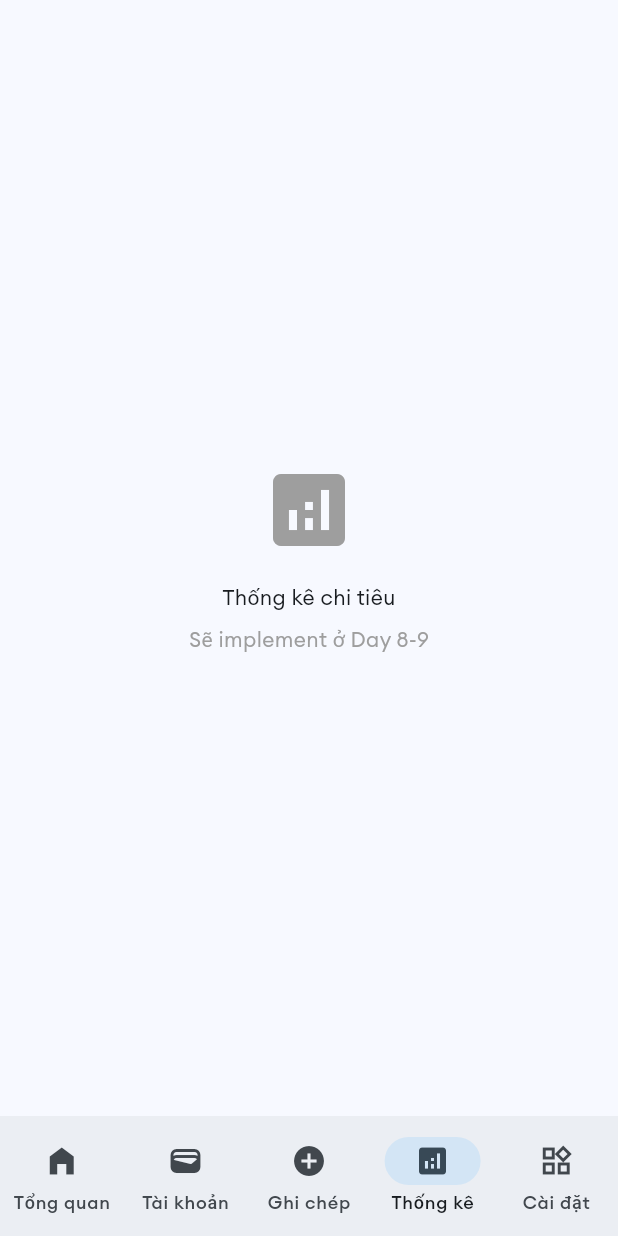
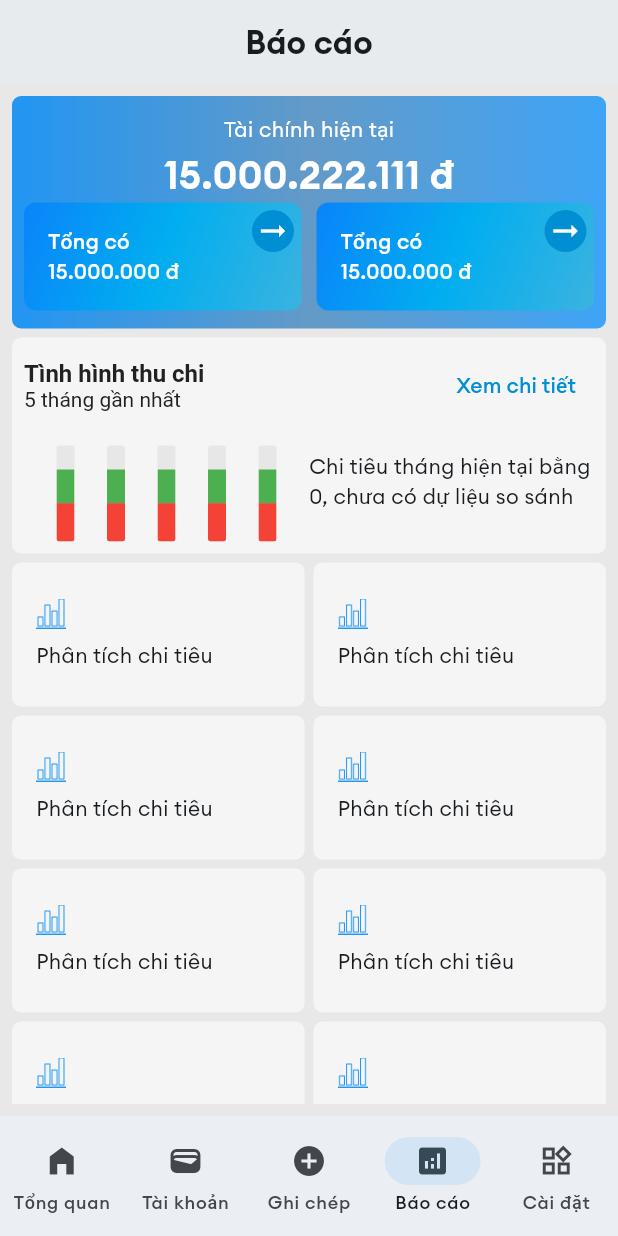
Before and after one commit to anhtuspham/MOSA, a Flutter app: the StatsShellScreen screen opened by its route, on a phone screen of 412 x 824 dp. Run offline on Flutter 3.47's test engine with Material 3 defaults, Android fonts, the phone set to English and light mode, and no system bars; drawn by our look-alikes of fl_chart; our stand-ins replace flutter_screenutil, go_router, percent_indicator, sqflite; accounts and stored records are empty.

Commit message:
feat: add stats screen

```diff
--- a/lib/router/app_router.dart
+++ b/lib/router/app_router.dart
@@ -5,7 +5,7 @@ import 'package:mosa/screens/category/category_screen.dart';
 import 'package:mosa/screens/login/login_screen.dart';
 import 'package:mosa/screens/setting/setting_screen.dart';
 import 'package:mosa/screens/shell_scaffold/shell_scaffold_screen.dart';
-import 'package:mosa/screens/stats/stats_screen.dart';
+import 'package:mosa/screens/stats/screen/stats_screen.dart';
 import 'package:mosa/screens/transaction/add_transaction_screen.dart';
 import 'package:mosa/screens/wallet/wallet_screen.dart';
 
--- a/lib/screens/category/category_screen.dart
+++ b/lib/screens/category/category_screen.dart
@@ -12,7 +12,6 @@ class CategoryScreen extends StatefulWidget {
 }
 
 class _CategoryScreenState extends State<CategoryScreen> {
-
   @override
   Widget build(BuildContext context) {
     return TabBarScaffold(
@@ -23,31 +22,15 @@ class _CategoryScreenState extends State<CategoryScreen> {
         },
         icon: const Icon(Icons.arrow_back),
       ),
-      actions: const [
-        Icon(Icons.edit_note_sharp),
-        SizedBox(width: 12),
-        Icon(Icons.filter_list),
-      ],
+      actions: const [Icon(Icons.edit_note_sharp), SizedBox(width: 12), Icon(Icons.filter_list)],
       appBarBackgroundColor: AppColors.background,
-      tabs: const [
-        Tab(child: Text('Chi tiền')),
-        Tab(child: Text('Thu tiền')),
-        Tab(child: Text('Vay nợ')),
-      ],
-      body: TabBarView(
-        children: [
-          _buildCategoryTab('Chi tiền'),
-          _buildCategoryTab('Thu tiền'),
-          _buildCategoryTab('Vay nợ'),
-        ],
-      ),
+      tabs: const [Tab(child: Text('Chi tiền')), Tab(child: Text('Thu tiền')), Tab(child: Text('Vay nợ'))],
+      children: [_buildCategoryTab('Chi tiền'), _buildCategoryTab('Thu tiền'), _buildCategoryTab('Vay nợ')],
     );
   }
 
   /// Build category content for each tab
   Widget _buildCategoryTab(String tabTitle) {
-    return Center(
-      child: Text(tabTitle),
-    );
+    return Center(child: Text(tabTitle));
   }
 }
--- a/lib/screens/shell_scaffold/shell_scaffold_screen.dart
+++ b/lib/screens/shell_scaffold/shell_scaffold_screen.dart
@@ -56,7 +56,7 @@ class _ShellScaffoldScreenState extends State<ShellScaffoldScreen> {
           NavigationDestination(icon: Icon(Icons.home_filled), label: 'Tổng quan'),
           NavigationDestination(icon: Icon(Icons.wallet), label: 'Tài khoản'),
           NavigationDestination(icon: Icon(Icons.add_circle_outlined), label: 'Ghi chép'),
-          NavigationDestination(icon: Icon(Icons.analytics), label: 'Thống kê'),
+          NavigationDestination(icon: Icon(Icons.analytics), label: 'Báo cáo'),
           NavigationDestination(icon: Icon(Icons.widgets_outlined), label: 'Cài đặt'),
         ],
       ),
--- /dev/null
+++ b/lib/screens/stats/screen/stats_screen.dart
@@ -0,0 +1,109 @@
+import 'package:fl_chart/fl_chart.dart';
+import 'package:flutter/material.dart';
+import 'package:mosa/screens/stats/widgets/latest_month_statistic_widget.dart';
+import 'package:mosa/screens/stats/widgets/operation_grid_item_widget.dart';
+import 'package:mosa/utils/app_colors.dart';
+import 'package:mosa/utils/app_icons.dart';
+import 'package:mosa/widgets/stat_card.dart';
+
+class StatsShellScreen extends StatelessWidget {
+  const StatsShellScreen({super.key});
+
+  @override
+  Widget build(BuildContext context) {
+    return Scaffold(
+      appBar: AppBar(
+        title: Text('Báo cáo', style: TextStyle(fontWeight: FontWeight.w600)),
+        backgroundColor: AppColors.background,
+        centerTitle: true,
+        elevation: 2,
+      ),
+      body: Container(
+        padding: const EdgeInsets.all(8.0),
+        decoration: BoxDecoration(color: AppColors.secondaryBackground),
+        child: SingleChildScrollView(
+          child: Column(
+            children: [
+              Container(
+                padding: const EdgeInsets.symmetric(horizontal: 8, vertical: 12),
+                decoration: BoxDecoration(
+                  borderRadius: BorderRadius.circular(6),
+                  gradient: LinearGradient(
+                    colors: [AppColors.primary, AppColors.fourth, AppColors.third],
+                    begin: Alignment.centerLeft,
+                  ),
+                ),
+                child: Column(
+                  crossAxisAlignment: CrossAxisAlignment.center,
+                  children: [
+                    Text('Tài chính hiện tại', style: TextStyle(color: AppColors.textWhite)),
+                    const SizedBox(height: 2),
+                    Text(
+                      '15.000.222.111 đ',
+                      style: TextStyle(color: AppColors.textWhite, fontWeight: FontWeight.w600, fontSize: 26),
+                    ),
+                    Row(
+                      mainAxisAlignment: MainAxisAlignment.spaceAround,
+                      children: [Expanded(child: StatCard()), const SizedBox(width: 10), Expanded(child: StatCard())],
+                    ),
+                  ],
+                ),
+              ),
+              const SizedBox(height: 6),
+              // Latest statistic month widget
+              LatestMonthStatisticWidget(),
+              const SizedBox(height: 6),
+              Row(
+                children: [
+                  Expanded(
+                    child: OperationGridItemWidget(iconPath: AppIcons.statisticIcon, title: 'Phân tích chi tiêu'),
+                  ),
+                  const SizedBox(width: 6),
+                  Expanded(
+                    child: OperationGridItemWidget(iconPath: AppIcons.statisticIcon, title: 'Phân tích chi tiêu'),
+                  ),
+                ],
+              ),
+              const SizedBox(height: 6),
+              Row(
+                children: [
+                  Expanded(
+                    child: OperationGridItemWidget(iconPath: AppIcons.statisticIcon, title: 'Phân tích chi tiêu'),
+                  ),
+                  const SizedBox(width: 6),
+                  Expanded(
+                    child: OperationGridItemWidget(iconPath: AppIcons.statisticIcon, title: 'Phân tích chi tiêu'),
+                  ),
+                ],
+              ),
+              const SizedBox(height: 6),
+              Row(
+                children: [
+                  Expanded(
+                    child: OperationGridItemWidget(iconPath: AppIcons.statisticIcon, title: 'Phân tích chi tiêu'),
+                  ),
+                  const SizedBox(width: 6),
+                  Expanded(
+                    child: OperationGridItemWidget(iconPath: AppIcons.statisticIcon, title: 'Phân tích chi tiêu'),
+                  ),
+                ],
+              ),
+              const SizedBox(height: 6),
+              Row(
+                children: [
+                  Expanded(
+                    child: OperationGridItemWidget(iconPath: AppIcons.statisticIcon, title: 'Phân tích chi tiêu'),
+                  ),
+                  const SizedBox(width: 6),
+                  Expanded(
+                    child: OperationGridItemWidget(iconPath: AppIcons.statisticIcon, title: 'Phân tích chi tiêu'),
+                  ),
+                ],
+              ),
+            ],
+          ),
+        ),
+      ),
+    );
+  }
+}
--- a/lib/screens/stats/stats_screen.dart
+++ /dev/null
@@ -1,21 +0,0 @@
-import 'package:flutter/material.dart';
-
-class StatsShellScreen extends StatelessWidget {
-  const StatsShellScreen({super.key});
-
-  @override
-  Widget build(BuildContext context) {
-    return Center(
-      child: Column(
-        mainAxisAlignment: MainAxisAlignment.center,
-        children: const [
-          Icon(Icons.analytics, size: 64, color: Colors.grey),
-          SizedBox(height: 16),
-          Text('Thống kê chi tiêu'),
-          SizedBox(height: 8),
-          Text('Sẽ implement ở Day 8-9', style: TextStyle(color: Colors.grey)),
-        ],
-      ),
-    );
-  }
-}
--- /dev/null
+++ b/lib/screens/stats/widgets/latest_month_statistic_widget.dart
@@ -0,0 +1,86 @@
+import 'package:fl_chart/fl_chart.dart';
+import 'package:flutter/material.dart';
+import 'package:mosa/utils/app_colors.dart';
+
+class LatestMonthStatisticWidget extends StatefulWidget {
+  const LatestMonthStatisticWidget({super.key});
+
+  @override
+  State<LatestMonthStatisticWidget> createState() => _LatestMonthStatisticWidgetState();
+}
+
+class _LatestMonthStatisticWidgetState extends State<LatestMonthStatisticWidget> {
+  @override
+  Widget build(BuildContext context) {
+    return Container(
+      padding: const EdgeInsets.all(8),
+      decoration: BoxDecoration(color: AppColors.background, borderRadius: BorderRadius.circular(6)),
+      child: InkWell(
+        onTap: () {},
+        child: Column(
+          children: [
+            Row(
+              mainAxisAlignment: MainAxisAlignment.spaceBetween,
+              children: [
+                RichText(
+                  text: TextSpan(
+                    text: 'Tình hình thu chi\n',
+                    style: TextStyle(fontWeight: FontWeight.bold, color: AppColors.textPrimary, fontSize: 16),
+                    children: [
+                      TextSpan(
+                        text: '5 tháng gần nhất',
+                        style: TextStyle(fontWeight: FontWeight.w400, color: AppColors.textPrimary, fontSize: 14),
+                      ),
+                    ],
+                  ),
+                ),
+                TextButton(
+                  onPressed: null,
+                  child: Text('Xem chi tiết', style: TextStyle(color: AppColors.buttonPrimary)),
+                ),
+              ],
+            ),
+            Row(
+              children: [
+                Expanded(
+                  child: SizedBox(
+                    height: 80,
+                    // width: 200,
+                    child: BarChart(
+                      BarChartData(
+                        alignment: BarChartAlignment.spaceEvenly,
+                        // groupsSpace: 15,
+                        barGroups: List.generate(5, (index) {
+                          return BarChartGroupData(
+                            x: 0,
+                            barRods: [
+                              BarChartRodData(
+                                toY: 20,
+                                color: AppColors.firstBackGroundColor,
+                                rodStackItems: [
+                                  BarChartRodStackItem(0, 8, AppColors.expense),
+                                  BarChartRodStackItem(8, 15, AppColors.income),
+                                ],
+                                width: 12,
+                                borderRadius: BorderRadius.circular(2),
+                              ),
+                            ],
+                          );
+                        }),
+                        maxY: 25,
+                        gridData: const FlGridData(show: false),
+                        borderData: FlBorderData(show: false),
+                        titlesData: const FlTitlesData(show: false),
+                      ),
+                    ),
+                  ),
+                ),
+                Expanded(child: Text('Chi tiêu tháng hiện tại bằng 0, chưa có dự liệu so sánh')),
+              ],
+            ),
+          ],
+        ),
+      ),
+    );
+  }
+}
--- /dev/null
+++ b/lib/screens/stats/widgets/operation_grid_item_widget.dart
@@ -0,0 +1,30 @@
+import 'package:flutter/material.dart';
+import 'package:mosa/utils/app_colors.dart';
+
+class OperationGridItemWidget extends StatefulWidget {
+  final String iconPath;
+  final String title;
+  const OperationGridItemWidget({super.key, required this.iconPath, required this.title});
+
+  @override
+  State<OperationGridItemWidget> createState() => _OperationGridItemWidgetState();
+}
+
+class _OperationGridItemWidgetState extends State<OperationGridItemWidget> {
+  @override
+  Widget build(BuildContext context) {
+    return Container(
+      constraints: BoxConstraints(maxWidth: double.infinity),
+      decoration: BoxDecoration(color: AppColors.background, borderRadius: BorderRadius.circular(6)),
+      padding: const EdgeInsets.symmetric(horizontal: 16, vertical: 24),
+      child: Column(
+        crossAxisAlignment: CrossAxisAlignment.start,
+        children: [
+          Image.asset(widget.iconPath, width: 20, color: AppColors.primary),
+          const SizedBox(height: 8),
+          Text(widget.title),
+        ],
+      ),
+    );
+  }
+}
--- a/lib/screens/transaction/add_transaction_screen.dart
+++ b/lib/screens/transaction/add_transaction_screen.dart
@@ -65,7 +65,6 @@ class _AddTransactionScreenState extends State<AddTransactionScreen> {
                   if (value != null) {
                     setState(() {
                       _selectedType.value = value;
-                      print('Selected: $value');
                     });
                   }
                 },
--- a/lib/screens/wallet/wallet_screen.dart
+++ b/lib/screens/wallet/wallet_screen.dart
@@ -10,12 +10,10 @@ class WalletShellScreen extends StatelessWidget {
   Widget build(BuildContext context) {
     return TabBarScaffold(
       title: const Text('Tài khoản', style: TextStyle(fontWeight: FontWeight.w500)),
-      actions: const [Icon(Icons.search), SizedBox(width: 10), Icon(Icons.filter)],
+      actions: const [Icon(Icons.search), SizedBox(width: 10), Icon(Icons.sort_rounded)],
       tabs: const [Tab(text: 'Tài khoản'), Tab(text: 'Sổ tiết kiệm'), Tab(text: 'Tích lũy')],
       appBarBackgroundColor: AppColors.background,
-      body: TabBarView(
-        children: [_buildWalletTab('Tài khoản'), _buildWalletTab('Sổ tiết kiệm'), _buildWalletTab('Tích lũy')],
-      ),
+      children: [_buildWalletTab('Tài khoản'), _buildWalletTab('Sổ tiết kiệm'), _buildWalletTab('Tích lũy')],
     );
   }
 
--- a/lib/utils/app_colors.dart
+++ b/lib/utils/app_colors.dart
@@ -4,12 +4,26 @@ class AppColors {
   // Primary App Colors
   static const Color primary = Color(0xFF2196F3);
   static const Color secondary = Color(0xFF03DAC6);
+  static const Color third = Color.fromARGB(255, 62, 164, 247);
+  static const Color fourth = Color.fromARGB(255, 99, 154, 199);
   static const Color background = Color(0xFFF5F5F5);
   static const Color primaryBackground = Color.fromARGB(255, 223, 240, 253);
   static const Color surface = Color(0xFFFFFFFF);
+  static const Color secondaryBackground = Color.fromARGB(255, 233, 232, 232);
+
+  static const Color primaryBlue = Color(0xFF0a84fa);
+  static const Color secondBlue = Color(0xFF0a83fa);
+  static const Color thirdBlue = Color(0xFF01aef0);
+  static const Color fourthBlue = Color(0xFF50defa);
+  static const Color fifthBlue = Color(0xFF3d90fd);
+  static const Color sixthBlue = Color.fromARGB(255, 59, 179, 223);
+
+  // background colors
+  static const Color firstBackGroundColor = Color.fromARGB(255, 231, 231, 231);
 
   // Text Colors
   static const Color textPrimary = Color(0xFF212121);
+  static const Color textWhite = Color(0xFFffffff);
   static const Color textSecondary = Color(0xFF757575);
   static const Color textHint = Color(0xFFBDBDBD);
   static const Color textHighlight = Color(0xFF2196F3);
--- /dev/null
+++ b/lib/utils/app_icons.dart
@@ -0,0 +1,3 @@
+class AppIcons{
+  static const String statisticIcon = 'assets/icons/bar-chart.png';
+}
--- /dev/null
+++ b/lib/widgets/stat_card.dart
@@ -0,0 +1,45 @@
+import 'package:flutter/material.dart';
+import 'package:mosa/utils/app_colors.dart';
+
+class StatCard extends StatelessWidget {
+  const StatCard({super.key});
+
+  @override
+  Widget build(BuildContext context) {
+    return InkWell(
+      child: Stack(
+        children: [
+          Container(
+            width: double.infinity,
+            padding: const EdgeInsets.all(16),
+            decoration: BoxDecoration(
+              borderRadius: BorderRadius.circular(8),
+              gradient: LinearGradient(
+                colors: [AppColors.primaryBlue, AppColors.thirdBlue, AppColors.sixthBlue],
+                // transform: GradientRotation(0.785398),
+                begin: Alignment.topLeft,
+                end: Alignment.bottomRight,
+              ),
+            ),
+            child: Column(
+              crossAxisAlignment: CrossAxisAlignment.start,
+              children: [
+                Text('Tổng có', style: TextStyle(color: AppColors.textWhite, fontWeight: FontWeight.w500)),
+                Text('15.000.000 đ', style: TextStyle(color: AppColors.textWhite, fontWeight: FontWeight.w500)),
+              ],
+            ),
+          ),
+          Positioned(
+            top: 5,
+            right: 5,
+            child: Container(
+              padding: EdgeInsets.all(2),
+              decoration: BoxDecoration(shape: BoxShape.circle, color: AppColors.buttonPrimary),
+              child: Icon(Icons.arrow_right_alt_sharp, color: AppColors.textWhite),
+            ),
+          ),
+        ],
+      ),
+    );
+  }
+}
--- a/pubspec.yaml
+++ b/pubspec.yaml
@@ -83,6 +83,7 @@ flutter:
   assets:
     - assets/images/
     - assets/data/
+    - assets/icons/
 
   # To add assets to your application, add an assets section, like this:
   # assets:
```
Also changed, not shown: assets/icons/bar-chart.png (added).
